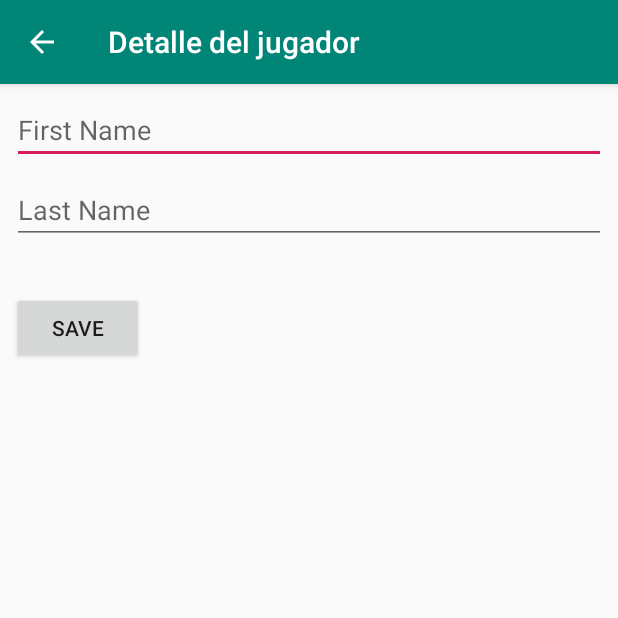
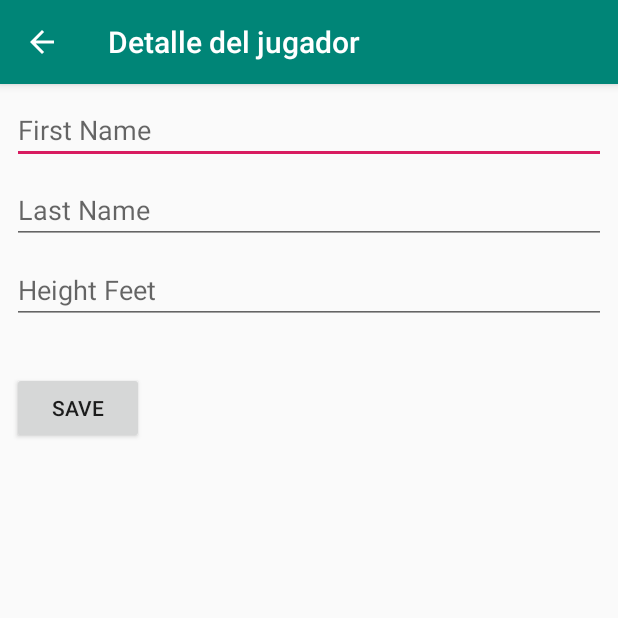
Before and after one commit to GaboDev98/ManagePlayers, an Android app: the DetailActivity screen opened directly, with no data from a screen before it, after a tap on "SAVE", on a phone screen of 412 x 824 dp, the top half of it. Run offline under Robolectric (Android 15) with nearby library versions, the phone set to English and light mode, and no system bars; libraries missing offline, so code that uses them is left out: com.jakewharton.retrofit2; network calls fail.

```diff
--- a/app/src/main/java/com/gabodev/manageplayers/db/DatabaseHandler.kt
+++ b/app/src/main/java/com/gabodev/manageplayers/db/DatabaseHandler.kt
@@ -10,8 +10,16 @@ import android.database.sqlite.SQLiteOpenHelper
 class DatabaseHandler (context: Context) : SQLiteOpenHelper(context, DB_NAME, null, DB_VERSION) {
 
     override fun onCreate(db: SQLiteDatabase?) {
-        val CREATE_TABLE = "CREATE TABLE $TABLE_NAME " +
-                "($ID INTEGER PRIMARY Key, $ID_PLAYER INTEGER, $FIRST_NAME TEXT, $LAST_NAME TEXT)"
+        val CREATE_TABLE = "CREATE TABLE $TABLE_NAME (" +
+                "$ID INTEGER PRIMARY Key, " +
+                "$ID_PLAYER INTEGER, " +
+                "$FIRST_NAME TEXT, " +
+                "$LAST_NAME TEXT, " +
+                "$HEIGHT_FEET TEXT, " +
+                "$HEIGHT_INCHES TEXT, " +
+                "$POSITION TEXT, " +
+                "$WEIGHT_POUNDS TEXT " +
+            ")"
         db?.execSQL(CREATE_TABLE)
     }
 
@@ -22,7 +30,7 @@ class DatabaseHandler (context: Context) : SQLiteOpenHelper(context, DB_NAME, nu
     // Inserting (Creating) data
     fun addPlayer(player: Player): Boolean {
         var _success: Long = -1
-        var existPlayer: Player = getPlayerById(player.id)
+        var existPlayer: Player = getPlayerById(player.id_player)
         if (existPlayer.id > 0) {
             Log.v("DB_LOCAL", "ExistDB")
         } else {
@@ -32,6 +40,10 @@ class DatabaseHandler (context: Context) : SQLiteOpenHelper(context, DB_NAME, nu
             values.put(ID_PLAYER, player.id_player)
             values.put(FIRST_NAME, player.first_name)
             values.put(LAST_NAME, player.last_name)
+            values.put(HEIGHT_FEET, player.height_feet)
+            values.put(HEIGHT_INCHES, player.height_inches)
+            values.put(POSITION, player.position)
+            values.put(WEIGHT_POUNDS, player.weight_pounds)
             _success = db.insert(TABLE_NAME, null, values)
             db.close()
             Log.v("InsertedID", "$_success")
@@ -46,15 +58,19 @@ class DatabaseHandler (context: Context) : SQLiteOpenHelper(context, DB_NAME, nu
         values.put(ID_PLAYER, player.id_player)
         values.put(FIRST_NAME, player.first_name)
         values.put(LAST_NAME, player.last_name)
+        values.put(HEIGHT_FEET, player.height_feet)
+        values.put(HEIGHT_INCHES, player.height_inches)
+        values.put(POSITION, player.position)
+        values.put(WEIGHT_POUNDS, player.weight_pounds)
         val _success = db.update(TABLE_NAME, values, ID + "=?", arrayOf(player.id.toString())).toLong()
         db.close()
         return Integer.parseInt("$_success") != -1
     }
 
     // Get all players
-    fun getPlayerById(id: Int): Player {
+    fun getPlayerById(id_player: Int): Player {
         val db = readableDatabase
-        val selectALLQuery = "SELECT * FROM $TABLE_NAME WHERE Id = $id LIMIT 1"
+        val selectALLQuery = "SELECT * FROM $TABLE_NAME WHERE IdPlayer = $id_player LIMIT 1"
         val cursor = db.rawQuery(selectALLQuery, null)
         var player = Player()
         if (cursor != null) {
@@ -136,5 +152,9 @@ class DatabaseHandler (context: Context) : SQLiteOpenHelper(context, DB_NAME, nu
         private const val ID_PLAYER = "IdPlayer"
         private const val FIRST_NAME = "FirstName"
         private const val LAST_NAME = "LastName"
+        private const val HEIGHT_FEET = "HeightFeet"
+        private const val HEIGHT_INCHES = "HeightInches"
+        private const val POSITION = "Position"
+        private const val WEIGHT_POUNDS = "WeightPounds"
     }
 }
--- a/app/src/main/java/com/gabodev/manageplayers/model/PlayerItemAdapter.kt
+++ b/app/src/main/java/com/gabodev/manageplayers/model/PlayerItemAdapter.kt
@@ -28,12 +28,9 @@ internal class PlayerItemAdapter(private val playerList: List<Player>, private v
     internal inner class ViewHolder(itemView: View) : RecyclerView.ViewHolder(itemView) {
 
         fun bind(player: Player) {
-            itemView.player_label.text = player.first_name
+            itemView.player_label.text = (player.first_name + " " + player.last_name)
             itemView.setOnClickListener {
-                Toast.makeText(
-                    itemView.context,
-                    "Name: " + player.first_name + " LastName: " + player.last_name,
-                    Toast.LENGTH_LONG).show()
+                Toast.makeText(itemView.context, "Name: " + player.first_name + " LastName: " + player.last_name, Toast.LENGTH_LONG).show()
                 val intent = Intent(context, DetailActivity::class.java)
                 intent.putExtra("id", player.id)
                 intent.putExtra("id_player", player.id_player)
--- a/app/src/main/res/layout/activity_detail.xml
+++ b/app/src/main/res/layout/activity_detail.xml
@@ -36,6 +36,20 @@
             app:layout_constraintStart_toStartOf="parent"
             app:layout_constraintTop_toBottomOf="@+id/editText_firstName" />
 
+    <EditText
+            android:id="@+id/editText_height_feet"
+            android:layout_width="match_parent"
+            android:layout_height="wrap_content"
+            android:layout_marginEnd="8dp"
+            android:layout_marginStart="8dp"
+            android:layout_marginTop="8dp"
+            android:ems="10"
+            android:inputType="textPersonName"
+            android:hint="@string/height_feet"
+            app:layout_constraintEnd_toEndOf="parent"
+            app:layout_constraintStart_toStartOf="parent"
+            app:layout_constraintTop_toBottomOf="@+id/editText_lastName" />
+
     <Button
             android:id="@+id/button_save"
             android:layout_width="wrap_content"
@@ -45,6 +59,6 @@
             android:layout_marginTop="32dp"
             android:text="@string/save"
             app:layout_constraintStart_toStartOf="parent"
-            app:layout_constraintTop_toBottomOf="@+id/editText_lastName"/>
+            app:layout_constraintTop_toBottomOf="@+id/editText_height_feet"/>
 
 </androidx.constraintlayout.widget.ConstraintLayout>
--- a/app/src/main/res/values/strings.xml
+++ b/app/src/main/res/values/strings.xml
@@ -2,6 +2,7 @@
     <string name="app_name">ManagePlayers</string>
     <string name="f_name">First Name</string>
     <string name="l_name">Last Name</string>
+    <string name="height_feet">Height Feet</string>
     <string name="save">Save</string>
     <string name="show">Show</string>
 </resources>
```
